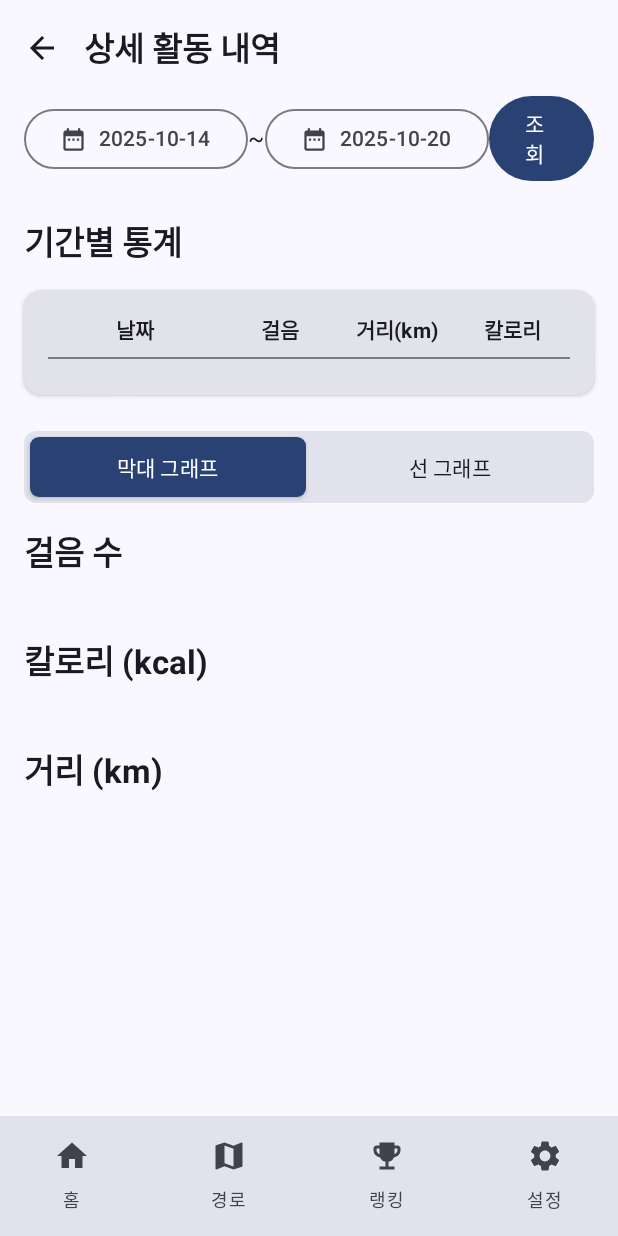
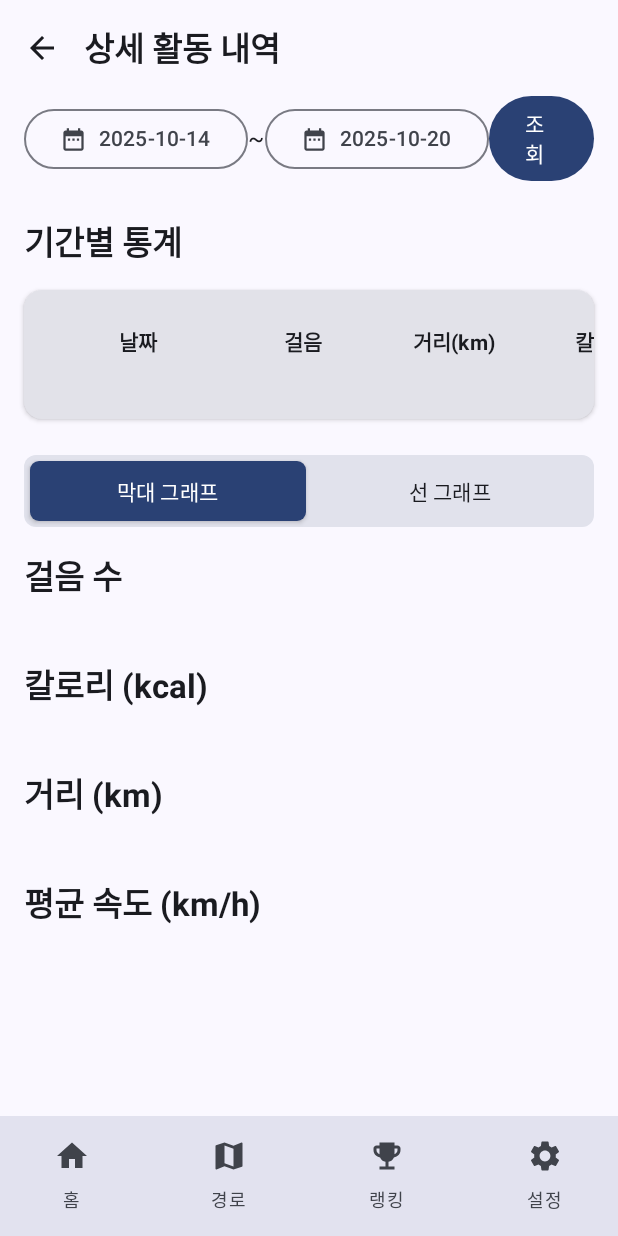
Before and after one commit to coconiss/WalkTracker, an Android app built with Jetpack Compose: the ActivityDetailsScreen screen opened through its navigation route, on a phone screen of 412 x 824 dp. Run offline under Robolectric (Android 15) with nearby library versions, the phone set to English and light mode, and no system bars; our stand-ins replace AdMob, Firebase (no records; nobody signed in at launch, a user with empty details on screens opened directly); 1 statement that could not run was skipped.

Commit message:
고도, 속도 측정 추가, 차트 추가, 칼로리 계산식 변경

```diff
--- a/app/src/main/java/com/walktracker/app/model/Models.kt
+++ b/app/src/main/java/com/walktracker/app/model/Models.kt
@@ -23,6 +23,7 @@ data class DailyActivity(
     val steps: Long = 0L,
     val distance: Double = 0.0, // km
     val calories: Double = 0.0,
+    val altitude: Double = 0.0, // m
     val activeMinutes: Int = 0,
     val routes: List<RoutePoint> = emptyList(),
     val updatedAt: Timestamp = Timestamp.now()
@@ -33,7 +34,8 @@ data class RoutePoint(
     val latitude: Double = 0.0,
     val longitude: Double = 0.0,
     val timestamp: Long = 0L,
-    val activityType: String = "WALKING" // WALKING, RUNNING, STILL, VEHICLE
+    val activityType: String = "WALKING", // WALKING, RUNNING, STILL, VEHICLE
+    val speed: Double = 0.0 // m/s
 )
 
 // 랭킹 데이터
--- a/app/src/main/java/com/walktracker/app/repository/FirebaseRepository.kt
+++ b/app/src/main/java/com/walktracker/app/repository/FirebaseRepository.kt
@@ -96,6 +96,7 @@ class FirebaseRepository {
         steps: Long,
         distance: Double,
         calories: Double,
+        altitude: Double, // 고도 파라미터 추가
         routes: List<RoutePoint> = emptyList()
     ): Result<Unit> = try {
         firestore.runTransaction { transaction ->
@@ -130,6 +131,7 @@ class FirebaseRepository {
                     "steps" to FieldValue.increment(steps),
                     "distance" to FieldValue.increment(distance),
                     "calories" to FieldValue.increment(calories),
+                    "altitude" to FieldValue.increment(altitude), // 고도 증가
                     "updatedAt" to Timestamp.now()
                 )
                 if (routes.isNotEmpty()) {
@@ -137,7 +139,7 @@ class FirebaseRepository {
                 }
                 transaction.update(activityDocRef, updates)
             } else {
-                val newActivity = DailyActivity(activityDocId, userId, date, steps, distance, calories, routes = routes)
+                val newActivity = DailyActivity(activityDocId, userId, date, steps, distance, calories, altitude = altitude, routes = routes)
                 transaction.set(activityDocRef, newActivity)
             }
 
--- a/app/src/main/java/com/walktracker/app/ui/screen/ActivityDetailsScreen.kt
+++ b/app/src/main/java/com/walktracker/app/ui/screen/ActivityDetailsScreen.kt
@@ -5,6 +5,8 @@ import androidx.compose.foundation.background
 import androidx.compose.foundation.layout.*
 import androidx.compose.foundation.lazy.LazyColumn
 import androidx.compose.foundation.lazy.items
+import androidx.compose.foundation.rememberScrollState
+import androidx.compose.foundation.horizontalScroll
 import androidx.compose.foundation.shape.RoundedCornerShape
 import androidx.compose.material.icons.Icons
 import androidx.compose.material.icons.filled.ArrowBack
@@ -36,7 +38,8 @@ data class ActivityDetailData(
     val date: Date, // 타입을 Date로 변경
     val steps: Long,
     val distance: Double,
-    val calories: Double
+    val calories: Double,
+    val avgSpeed: Double // 평균 속도 추가
 )
 
 @OptIn(ExperimentalMaterial3Api::class)
@@ -120,6 +123,16 @@ fun ActivityDetailsScreen(
                             chartType = uiState.chartType,
                             valueSelector = { it.distance },
                             primaryColor = Color(0xFF42A5F5) // Blue
+                        )
+                    }
+
+                    item {
+                        ChartSection(
+                            title = "평균 속도 (km/h)",
+                            data = uiState.activityData,
+                            chartType = uiState.chartType,
+                            valueSelector = { it.avgSpeed * 3.6 }, // m/s를 km/h로 변환
+                            primaryColor = Color(0xFF66BB6A) // Green
                         )
                     }
                 }
@@ -281,32 +294,33 @@ fun DatePickerDialog(
 
 @Composable
 fun ActivityGrid(data: List<ActivityDetailData>) {
+    val scrollState = rememberScrollState()
     Card(elevation = CardDefaults.cardElevation(2.dp)) {
-        Column(modifier = Modifier.fillMaxWidth().padding(16.dp)) {
+        Column(
+            modifier = Modifier
+                .horizontalScroll(scrollState)
+                .padding(16.dp)
+        ) {
             // Header
-            Row(modifier = Modifier.fillMaxWidth(), horizontalArrangement = Arrangement.SpaceBetween) {
-                GridHeader(modifier = Modifier.weight(1.5f), text = "날짜")
-                GridHeader(modifier = Modifier.weight(1f), text = "걸음")
-                GridHeader(modifier = Modifier.weight(1f), text = "거리(km)")
-                GridHeader(modifier = Modifier.weight(1f), text = "칼로리")
+            Row(verticalAlignment = Alignment.Top) {
+                GridHeader(modifier = Modifier.width(120.dp), text = "날짜")
+                GridHeader(modifier = Modifier.width(100.dp), text = "걸음")
+                GridHeader(modifier = Modifier.width(100.dp), text = "거리(km)")
+                GridHeader(modifier = Modifier.width(100.dp), text = "칼로리")
+                GridHeader(modifier = Modifier.width(140.dp), text = "평균속도(km/h)")
             }
             Divider(modifier = Modifier.padding(vertical = 8.dp))
 
             // Data Rows
-            LazyColumn(modifier = Modifier.fillMaxWidth().heightIn(max = 200.dp)) {
-                items(data) { item ->
-                    Row(
-                        modifier = Modifier.fillMaxWidth().padding(vertical = 4.dp),
-                        horizontalArrangement = Arrangement.SpaceBetween,
-                        verticalAlignment = Alignment.CenterVertically
-                    ) {
-                        GridItem(modifier = Modifier.weight(1.5f), text = item.date.toFormattedDateString())
-                        GridItem(modifier = Modifier.weight(1f), text = item.steps.toString())
-                        GridItem(modifier = Modifier.weight(1f), text = String.format(Locale.US, "%.2f", item.distance))
-                        GridItem(modifier = Modifier.weight(1f), text = item.calories.toInt().toString())
-                    }
-                    Divider(color = MaterialTheme.colorScheme.onSurface.copy(alpha = 0.1f))
+            data.forEach { item ->
+                Row(verticalAlignment = Alignment.Top) {
+                    GridItem(modifier = Modifier.width(120.dp), text = item.date.toFormattedDateString())
+                    GridItem(modifier = Modifier.width(100.dp), text = item.steps.toString())
+                    GridItem(modifier = Modifier.width(100.dp), text = String.format(Locale.US, "%.2f", item.distance))
+                    GridItem(modifier = Modifier.width(100.dp), text = item.calories.toInt().toString())
+                    GridItem(modifier = Modifier.width(140.dp), text = String.format(Locale.US, "%.2f", item.avgSpeed * 3.6))
                 }
+                Divider(color = MaterialTheme.colorScheme.onSurface.copy(alpha = 0.1f))
             }
         }
     }
@@ -318,7 +332,7 @@ fun GridHeader(modifier: Modifier = Modifier, text: String) {
         text = text,
         style = MaterialTheme.typography.labelLarge,
         fontWeight = FontWeight.Bold,
-        modifier = modifier,
+        modifier = modifier.padding(vertical = 8.dp),
         textAlign = TextAlign.Center
     )
 }
@@ -328,7 +342,7 @@ fun GridItem(modifier: Modifier = Modifier, text: String) {
     Text(
         text = text,
         style = MaterialTheme.typography.bodyMedium,
-        modifier = modifier,
+        modifier = modifier.padding(vertical = 8.dp),
         textAlign = TextAlign.Center
     )
 }
--- a/app/src/main/java/com/walktracker/app/ui/screen/MainScreen.kt
+++ b/app/src/main/java/com/walktracker/app/ui/screen/MainScreen.kt
@@ -4,6 +4,8 @@ import androidx.compose.animation.core.*
 import androidx.compose.foundation.Canvas
 import androidx.compose.foundation.background
 import androidx.compose.foundation.layout.*
+import androidx.compose.foundation.rememberScrollState
+import androidx.compose.foundation.verticalScroll
 import androidx.compose.foundation.shape.RoundedCornerShape
 import androidx.compose.material.icons.Icons
 import androidx.compose.material.icons.filled.*
@@ -32,6 +34,8 @@ fun MainScreen(
     onRefresh: () -> Unit,
     onNavigateToDetails: () -> Unit
 ) {
+    val scrollState = rememberScrollState()
+
     Column(
         modifier = Modifier
             .fillMaxSize()
@@ -44,6 +48,7 @@ fun MainScreen(
                 )
             )
             .padding(16.dp)
+            .verticalScroll(scrollState)
     ) {
         // 상단 인사말
         GreetingSection(userName = uiState.user?.displayName ?: "사용자")
@@ -79,6 +84,31 @@ fun MainScreen(
                 value = (uiState.todayActivity?.calories ?: 0.0).roundToInt().toString(),
                 unit = "kcal",
                 color = MaterialTheme.colorScheme.error
+            )
+        }
+
+        Spacer(modifier = Modifier.height(12.dp)) // 카드 사이 간격 추가
+
+        // 고도 및 속도 정보 카드
+        Row(
+            modifier = Modifier.fillMaxWidth(),
+            horizontalArrangement = Arrangement.spacedBy(12.dp)
+        ) {
+            StatCard(
+                modifier = Modifier.weight(1f),
+                icon = Icons.Default.Terrain, // 고도 아이콘
+                label = "상승 고도",
+                value = String.format("%.1f", uiState.todayActivity?.altitude ?: 0.0),
+                unit = "m",
+                color = Color(0xFF3F51B5) // Indigo 색상
+            )
+            StatCard(
+                modifier = Modifier.weight(1f),
+                icon = Icons.Default.Speed, // 속도 아이콘
+                label = "현재 속도",
+                value = String.format("%.1f", uiState.currentSpeed * 3.6),
+                unit = "km/h",
+                color = Color(0xFF009688) // Teal 색상
             )
         }
 
```
Also changed, not shown: app/src/main/java/com/walktracker/app/service/LocationTrackingService.kt (+91 -42 lines), app/src/main/java/com/walktracker/app/util/CalorieCalculator.kt (+18 -4 lines), app/src/main/java/com/walktracker/app/util/SharedPreferencesManager.kt (+12 -3 lines), app/src/main/java/com/walktracker/app/viewmodel/ActivityDetailsViewModel.kt (+12 -2 lines), app/src/main/java/com/walktracker/app/viewmodel/MainViewModel.kt (+6 -2 lines).
